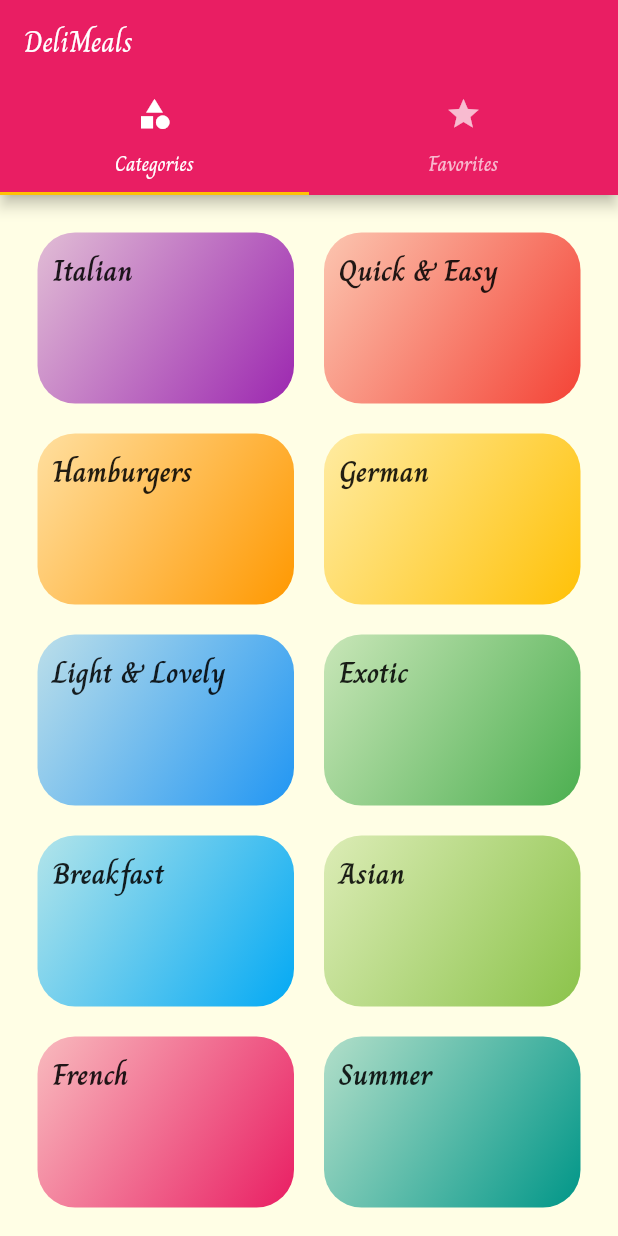
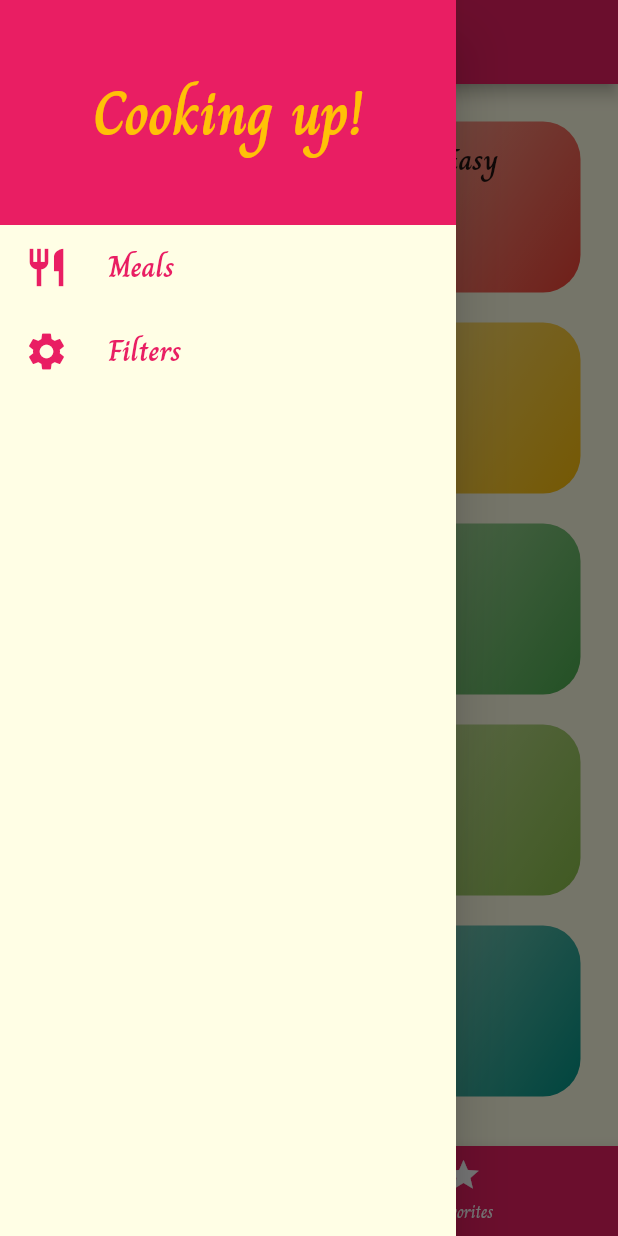
Before and after one commit to tangminhtin/fmeals_app, a Flutter app: the screen it shows after launch, with the side drawer open (before the commit the screen has no drawer), on a phone screen of 412 x 824 dp. Run offline on Flutter 3.47's test engine with Material 2 defaults, Android fonts, the phone set to English and light mode, and no system bars.

Commit message:
filter and pop

```diff
--- a/lib/main.dart
+++ b/lib/main.dart
@@ -1,15 +1,52 @@
 import 'package:flutter/material.dart';
+import '../models/meal.dart';
+import '../screens/filter_screen.dart';
 import '../screens/categories_screen.dart';
 import '../screens/category_meals_screen.dart';
 import '../screens/meal_detail_screen.dart';
 import '../screens/tabs_screen.dart';
+import './dummy_data.dart';
 
 void main() {
   runApp(MyApp());
 }
 
-class MyApp extends StatelessWidget {
-  // This widget is the root of your application.
+class MyApp extends StatefulWidget {
+  @override
+  _MyAppState createState() => _MyAppState();
+}
+
+class _MyAppState extends State<MyApp> {
+  List<Meal> _availableMeals = DUMMY_MEALS;
+  Map<String, bool> _filters = {
+    'gluten': false,
+    'lactose': false,
+    'vegetarian': false,
+    'vegan': false,
+  };
+
+  void _setFilters(Map<String, bool> filterData) {
+    setState(() {
+      _filters = filterData;
+      _availableMeals = DUMMY_MEALS.where((meal) {
+        if (_filters['gluten']! && !meal.isGlutenFree) {
+          return false;
+        }
+        if (_filters['lactose']! && !meal.isLactoseFree) {
+          return false;
+        }
+        if (_filters['vegetarian']! && !meal.isVegetarian) {
+          return false;
+        }
+        if (_filters['vegan']! && !meal.isVegan) {
+          return false;
+        }
+
+        return true;
+      }).toList();
+    });
+  }
+
   @override
   Widget build(BuildContext context) {
     return MaterialApp(
@@ -34,8 +71,12 @@ class MyApp extends StatelessWidget {
       initialRoute: '/',
       routes: {
         '/': (context) => TabsScreen(),
-        CategoryMealsScreen.routeName: (context) => CategoryMealsScreen(),
-        MealDetailScreen.routeName: (context) => MealDetailScreen(),
+        CategoryMealsScreen.routeName: (context) =>
+            CategoryMealsScreen(_availableMeals),
+        MealDetailScreen.routeName: (context) =>
+            MealDetailScreen(_availableMeals),
+        FilterScreen.routeName: (context) =>
+            FilterScreen(_filters, _setFilters),
       },
       // onGenerateRoute: (settings) {
       //   print(settings);
--- a/lib/screens/tabs_screen.dart
+++ b/lib/screens/tabs_screen.dart
@@ -1,4 +1,5 @@
 import 'package:flutter/material.dart';
+import '../widgets/main_drawer.dart';
 import './categories_screen.dart';
 import './favorites_screen.dart';
 
@@ -10,31 +11,50 @@ class TabsScreen extends StatefulWidget {
 }
 
 class _TabsScreenState extends State<TabsScreen> {
+  final List<Map<String, Object>> _pages = [
+    {
+      'page': CategoriesScreen(),
+      'title': 'Categories',
+    },
+    {
+      'page': FavoritesScreen(),
+      'title': 'Your Favorites',
+    },
+  ];
+
+  int _selectedPageIndex = 0;
+
+  void _selectPage(int index) {
+    setState(() {
+      _selectedPageIndex = index;
+    });
+  }
+
   @override
   Widget build(BuildContext context) {
-    return DefaultTabController(
-      length: 2,
-      initialIndex: 0,
-      child: Scaffold(
-        appBar: AppBar(
-          title: Text('DeliMeals'),
-          bottom: TabBar(
-            tabs: [
-              Tab(
-                icon: Icon(Icons.category),
-                text: 'Categories',
-              ),
-              Tab(
-                icon: Icon(Icons.star),
-                text: 'Favorites',
-              ),
-            ],
+    return Scaffold(
+      appBar: AppBar(
+        title: Text(_pages[_selectedPageIndex]['title'].toString()),
+      ),
+      drawer: MainDrawer(),
+      body: _pages[_selectedPageIndex]['page'] as Widget,
+      bottomNavigationBar: BottomNavigationBar(
+        onTap: _selectPage,
+        currentIndex: _selectedPageIndex,
+        backgroundColor: Theme.of(context).primaryColor,
+        selectedItemColor: Theme.of(context).accentColor,
+        unselectedItemColor: Colors.white,
+        type: BottomNavigationBarType.fixed,
+        items: [
+          BottomNavigationBarItem(
+            icon: Icon(Icons.category),
+            label: 'Categories',
           ),
-        ),
-        body: TabBarView(children: [
-          CategoriesScreen(),
-          FavoritesScreen(),
-        ],),
+          BottomNavigationBarItem(
+            icon: Icon(Icons.star),
+            label: 'Favorites',
+          ),
+        ],
       ),
     );
   }
--- /dev/null
+++ b/lib/widgets/main_drawer.dart
@@ -0,0 +1,61 @@
+import 'package:flutter/material.dart';
+import 'package:fmeals_app/screens/filter_screen.dart';
+
+class MainDrawer extends StatelessWidget {
+  const MainDrawer({Key? key}) : super(key: key);
+
+  Widget buildListTile(
+    String text,
+    IconData icon,
+    BuildContext context,
+    VoidCallback tapHandler,
+  ) {
+    return ListTile(
+      leading: Icon(
+        icon,
+        size: 30,
+        color: Theme.of(context).primaryColor,
+      ),
+      title: Text(
+        text,
+        style: TextStyle(
+          color: Theme.of(context).primaryColor,
+          fontFamily: Theme.of(context).textTheme.title?.fontFamily,
+          fontSize: Theme.of(context).textTheme.title?.fontSize,
+          fontWeight: Theme.of(context).textTheme.title?.fontWeight,
+        ),
+      ),
+      onTap: tapHandler,
+    );
+  }
+
+  @override
+  Widget build(BuildContext context) {
+    return Drawer(
+      child: Column(
+        children: [
+          Container(
+            height: 150,
+            color: Theme.of(context).primaryColor,
+            width: double.infinity,
+            alignment: Alignment.center,
+            child: Text(
+              'Cooking up!',
+              style: TextStyle(
+                fontWeight: FontWeight.w800,
+                color: Theme.of(context).accentColor,
+                fontSize: 40,
+              ),
+            ),
+          ),
+          buildListTile('Meals', Icons.restaurant, context, () {
+            Navigator.of(context).pushReplacementNamed('/');
+          }),
+          buildListTile('Filters', Icons.settings, context, () {
+            Navigator.of(context).pushReplacementNamed(FilterScreen.routeName);
+          }),
+        ],
+      ),
+    );
+  }
+}
```
Also changed, not shown: lib/screens/category_meals_screen.dart (+53 -18 lines), lib/screens/filter_screen.dart (added, +135 -0 lines), lib/screens/meal_detail_screen.dart (+14 -2 lines), lib/widgets/meal_items.dart (+11 -1 lines).
